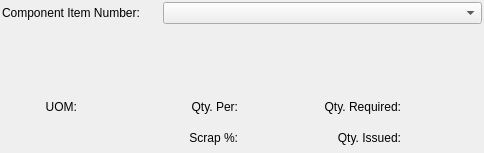
Before: the Qt Designer form xtuple/trunk/widgets/womatlcluster.ui in WooodHead/xtuple, drawn with Qt 5.
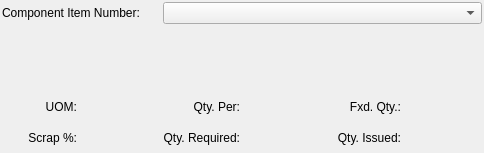
After: the same form once the commit is applied. Custom widgets are drawn as their Qt base class.

Commit message: Issue #9822:initial Tooling commit

The edit to the form file:
```diff
--- a/xtuple/trunk/widgets/womatlcluster.ui
+++ b/xtuple/trunk/widgets/womatlcluster.ui
@@ -65,49 +65,9 @@
      </property>
     </widget>
    </item>
-   <item row="6" column="4" >
-    <widget class="QLabel" name="_qtyRequiredLit" >
-     <property name="text" >
-      <string>Qty. Required:</string>
-     </property>
-     <property name="alignment" >
-      <set>Qt::AlignRight|Qt::AlignTrailing|Qt::AlignVCenter</set>
-     </property>
-    </widget>
-   </item>
-   <item row="6" column="5" >
-    <widget class="XLabel" name="_qtyRequired" >
-     <property name="text" >
-      <string/>
-     </property>
-     <property name="alignment" >
-      <set>Qt::AlignRight|Qt::AlignTrailing|Qt::AlignVCenter</set>
-     </property>
-    </widget>
-   </item>
-   <item row="7" column="2" >
-    <widget class="QLabel" name="_scrapLit" >
-     <property name="text" >
-      <string>Scrap %:</string>
-     </property>
-     <property name="alignment" >
-      <set>Qt::AlignRight|Qt::AlignTrailing|Qt::AlignVCenter</set>
-     </property>
-    </widget>
-   </item>
-   <item row="7" column="3" >
-    <widget class="XLabel" name="_scrap" >
-     <property name="text" >
-      <string/>
-     </property>
-     <property name="alignment" >
-      <set>Qt::AlignRight|Qt::AlignTrailing|Qt::AlignVCenter</set>
-     </property>
-    </widget>
-   </item>
-   <item row="7" column="4" >
-    <widget class="QLabel" name="_qtyIssuedLit" >
-     <property name="text" >
+   <item row="7" column="4">
+    <widget class="QLabel" name="_qtyIssuedLit">
+     <property name="text">
       <string>Qty. Issued:</string>
      </property>
      <property name="alignment" >
@@ -152,6 +112,63 @@
      </property>
     </widget>
    </item>
+   <item row="7" column="0">
+    <widget class="QLabel" name="_scrapLit">
+     <property name="text">
+      <string>Scrap %:</string>
+     </property>
+     <property name="alignment">
+      <set>Qt::AlignRight|Qt::AlignTrailing|Qt::AlignVCenter</set>
+     </property>
+    </widget>
+   </item>
+   <item row="7" column="1">
+    <widget class="XLabel" name="_scrap">
+     <property name="text">
+      <string/>
+     </property>
+     <property name="alignment">
+      <set>Qt::AlignLeading|Qt::AlignLeft|Qt::AlignVCenter</set>
+     </property>
+    </widget>
+   </item>
+   <item row="7" column="2">
+    <widget class="QLabel" name="_qtyRequiredLit">
+     <property name="text">
+      <string>Qty. Required:</string>
+     </property>
+     <property name="alignment">
+      <set>Qt::AlignRight|Qt::AlignTrailing|Qt::AlignVCenter</set>
+     </property>
+    </widget>
+   </item>
+   <item row="7" column="3">
+    <widget class="XLabel" name="_qtyRequired">
+     <property name="text">
+      <string/>
+     </property>
+     <property name="alignment">
+      <set>Qt::AlignRight|Qt::AlignTrailing|Qt::AlignVCenter</set>
+     </property>
+    </widget>
+   </item>
+   <item row="6" column="4">
+    <widget class="QLabel" name="_qtyFxdLit">
+     <property name="text">
+      <string>Fxd. Qty.:</string>
+     </property>
+     <property name="alignment">
+      <set>Qt::AlignRight|Qt::AlignTrailing|Qt::AlignVCenter</set>
+     </property>
+    </widget>
+   </item>
+   <item row="6" column="5">
+    <widget class="XLabel" name="_qtyFxd">
+     <property name="alignment">
+      <set>Qt::AlignRight|Qt::AlignTrailing|Qt::AlignVCenter</set>
+     </property>
+    </widget>
+   </item>
   </layout>
  </widget>
  <customwidgets>
```
Left out of the diff: 80 changed lines with no effect on the pictures. The commit also changes 2 other files.
